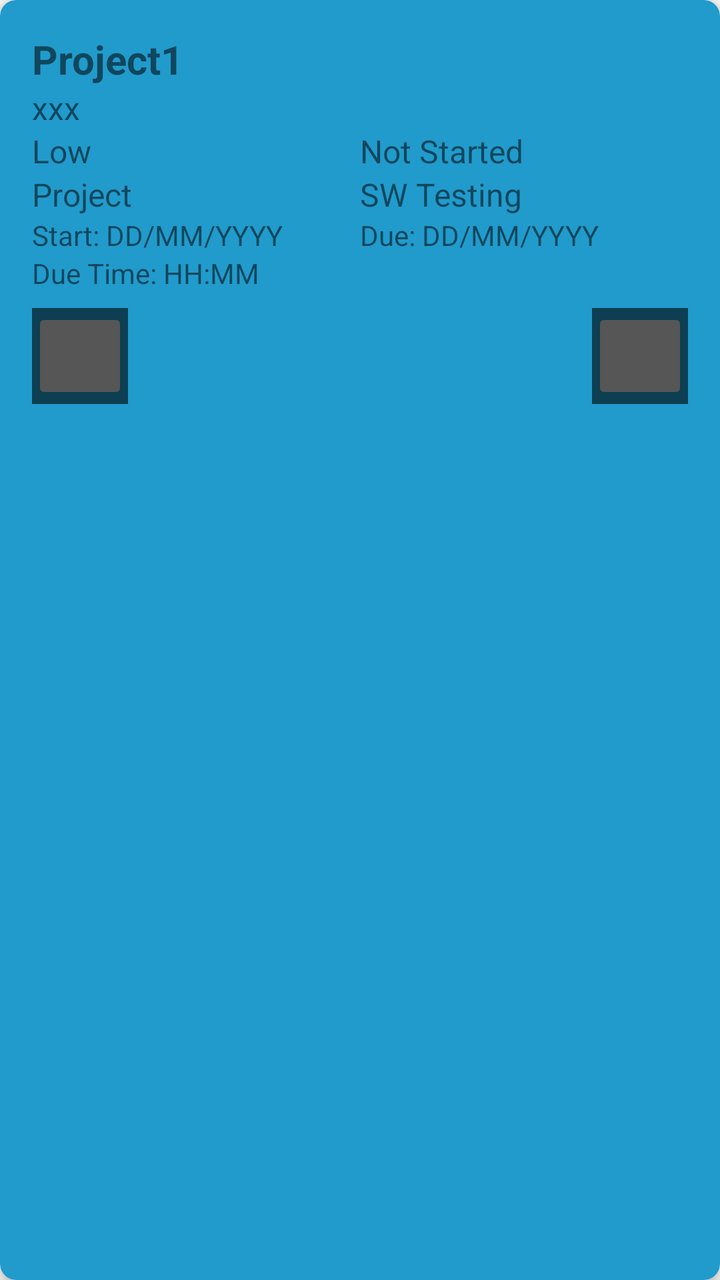
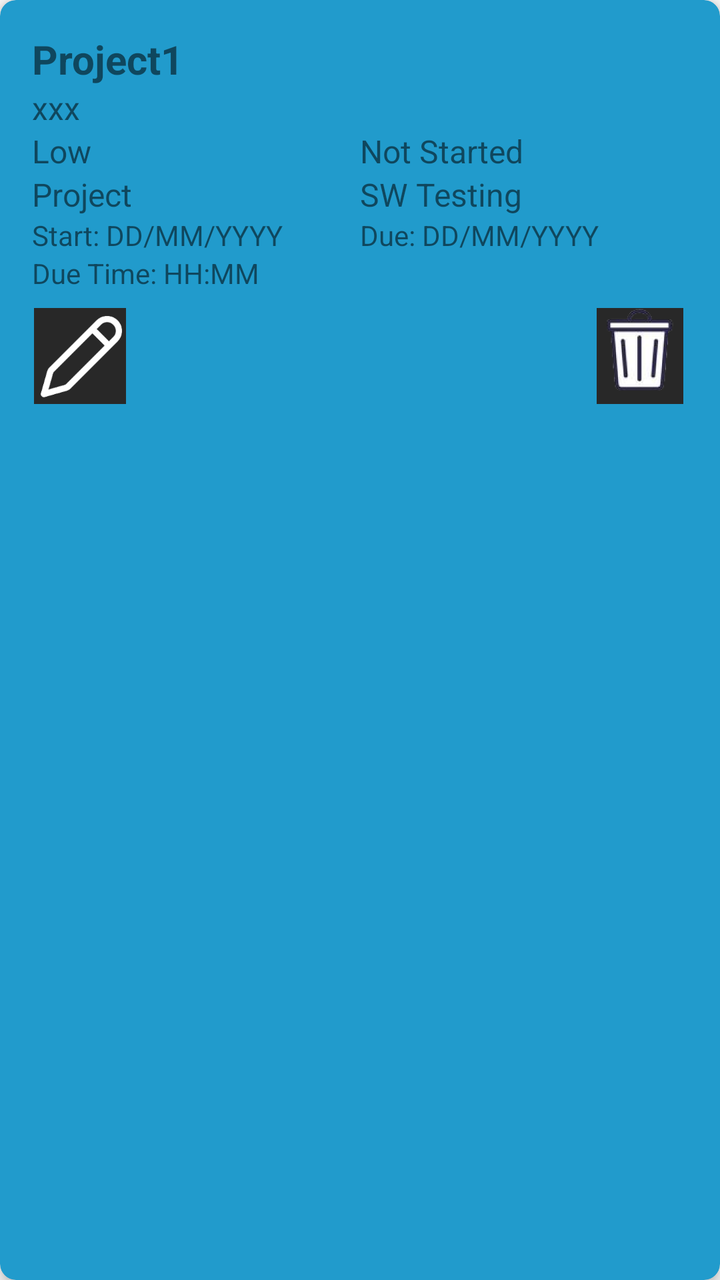

Two renders of the same Android screen: before a commit and after it. Below are the layout's source before the change and the commit's diff.
<!-- AndroidManifest.xml: application theme Theme.Design.Light.NoActionBar -->
<!-- res/layout/task_item_block.xml -->
<?xml version="1.0" encoding="utf-8"?>
<androidx.cardview.widget.CardView xmlns:android="http://schemas.android.com/apk/res/android"
    xmlns:app="http://schemas.android.com/apk/res-auto"
    android:id="@+id/taskCardView"
    android:layout_width="match_parent"
    android:layout_height="wrap_content"
    app:cardBackgroundColor="@color/material_dynamic_primary60"
    android:layout_margin="8dp"
    app:cardCornerRadius="8dp"
    android:layout_marginTop="8dp"
    android:layout_marginBottom="8dp"
    app:cardElevation="4dp">

    <LinearLayout
        android:layout_width="match_parent"
        android:layout_height="wrap_content"
        android:orientation="vertical"
        android:padding="16dp">

        <TextView
            android:id="@+id/taskNameTextView"
            android:layout_width="match_parent"
            android:layout_height="wrap_content"
            android:textSize="20sp"
            android:textStyle="bold"
            android:text="Project1" />

        <TextView
            android:id="@+id/taskDescriptionTextView"
            android:layout_width="match_parent"
            android:layout_height="wrap_content"
            android:textSize="16sp"
            android:text="xxx" />

        <LinearLayout
            android:layout_width="match_parent"
            android:layout_height="wrap_content"
            android:orientation="horizontal">

            <TextView
                android:id="@+id/taskPriorityTextView"
                android:layout_width="0dp"
                android:layout_height="wrap_content"
                android:layout_weight="1"
                android:textSize="16sp"
                android:text="Low" />

            <TextView
                android:id="@+id/taskStatusTextView"
                android:layout_width="0dp"
                android:layout_height="wrap_content"
                android:layout_weight="1"
                android:textSize="16sp"
                android:text="Not Started" />
        </LinearLayout>

        <LinearLayout
            android:layout_width="match_parent"
            android:layout_height="wrap_content"
            android:orientation="horizontal">

            <TextView
                android:id="@+id/taskProjectTextView"
                android:layout_width="0dp"
                android:layout_height="wrap_content"
                android:layout_weight="1"
                android:textSize="16sp"
                android:text="Project" />

            <TextView
                android:id="@+id/taskSubjectTextView"
                android:layout_width="0dp"
                android:layout_height="wrap_content"
                android:layout_weight="1"
                android:textSize="16sp"
                android:text="SW Testing" />
        </LinearLayout>

        <LinearLayout
            android:layout_width="match_parent"
            android:layout_height="wrap_content"
            android:orientation="horizontal">

            <TextView
                android:id="@+id/startDateTextView"
                android:layout_width="0dp"
                android:layout_height="wrap_content"
                android:layout_weight="1"
                android:textSize="14sp"
                android:text="Start: DD/MM/YYYY" />

            <TextView
                android:id="@+id/dueDateTextView"
                android:layout_width="0dp"
                android:layout_height="wrap_content"
                android:layout_weight="1"
                android:textSize="14sp"
                android:text="Due: DD/MM/YYYY" />
        </LinearLayout>

        <TextView
            android:id="@+id/dueTimeTextView"
            android:layout_width="match_parent"
            android:layout_height="wrap_content"
            android:textSize="14sp"
            android:text="Due Time: HH:MM" />

        <LinearLayout
            android:layout_width="match_parent"
            android:layout_height="wrap_content"
            android:orientation="horizontal"
            android:layout_marginTop="8dp">

            <ImageButton
                android:id="@+id/editButton"
                android:layout_width="48dp"
                android:layout_height="48dp"
                android:contentDescription="Edit task"
                app:tint="?attr/colorControlNormal"
                app:srcCompat="@drawable/edit"/>

            <Space
                android:layout_width="0dp"
                android:layout_height="wrap_content"
                android:layout_weight="1"/>

            <ImageButton
                android:id="@+id/deleteButton"
                android:layout_width="48dp"
                android:layout_height="48dp"
                android:contentDescription="Delete task"
                app:tint="?attr/colorControlNormal"
                app:srcCompat="@drawable/tinytrash"/>
        </LinearLayout>
    </LinearLayout>
</androidx.cardview.widget.CardView>
<!-- resources referenced by this layout -->
<resources>
  <!-- drawable edit: png bitmap (drawable, 11974 bytes) -->
  <!-- drawable tinytrash: png bitmap (drawable, 16619 bytes) -->
</resources>

<!-- the commit's change to res/layout/task_item_block.xml (unified diff, before → after) -->
@@ -115,9 +115,10 @@
                 android:id="@+id/editButton"
                 android:layout_width="48dp"
                 android:layout_height="48dp"
-                android:contentDescription="Edit task"
-                app:tint="?attr/colorControlNormal"
-                app:srcCompat="@drawable/edit"/>
+                android:background="?android:attr/selectableItemBackground"
+                android:contentDescription="Edit item"
+                android:scaleType="fitCenter"
+                android:src="@drawable/edit"/>
 
             <Space
                 android:layout_width="0dp"
@@ -128,9 +129,11 @@
                 android:id="@+id/deleteButton"
                 android:layout_width="48dp"
                 android:layout_height="48dp"
-                android:contentDescription="Delete task"
-                app:tint="?attr/colorControlNormal"
-                app:srcCompat="@drawable/tinytrash"/>
+                android:layout_marginStart="148dp"
+                android:background="?android:attr/selectableItemBackground"
+                android:contentDescription="Delete item"
+                android:scaleType="fitCenter"
+                android:src="@drawable/tinytrash"/>
         </LinearLayout>
     </LinearLayout>
 </androidx.cardview.widget.CardView>
